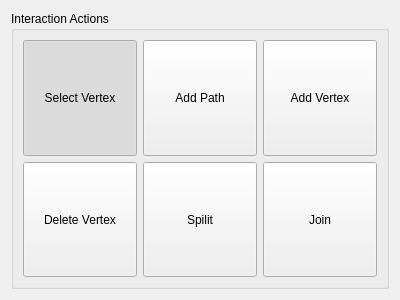
First picture: the form in src/NeuroAnnoVR/GUI/RightHandUI.ui, repository Kouek/NeuroAnnoVR, before the edit.
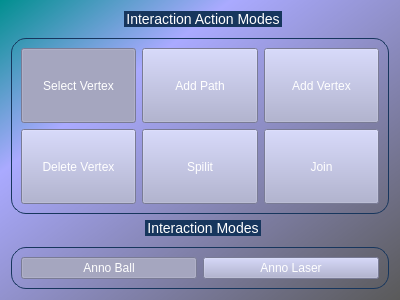
Second picture: the form after the edit.

Diff of the .ui file:
```diff
--- a/src/NeuroAnnoVR/GUI/RightHandUI.ui
+++ b/src/NeuroAnnoVR/GUI/RightHandUI.ui
@@ -14,15 +14,32 @@
    <string>RightHandUI</string>
   </property>
   <property name="styleSheet">
-   <string notr="true">#RightHnadUI {
-	background-color: qlineargradient(spread:pad, x1:0, y1:0, x2:0.994, y2:1, stop:0 rgba(0, 255, 255, 255), stop:0.289773 rgba(170, 170, 255, 255), stop:1 rgba(255, 255, 255, 255));
+   <string notr="true">#RightHandUI {
+background-color: qlineargradient(spread:pad, x1:0, y1:0, x2:0.994, y2:1, stop:0 rgba(0, 143, 143, 255), stop:0.289773 rgba(170, 170, 255, 255), stop:1 rgba(90, 90, 90, 255));
 }</string>
   </property>
   <layout class="QGridLayout" name="gridLayout">
    <item row="0" column="0">
-    <widget class="QGroupBox" name="groupBoxInteractionActions">
+    <widget class="QGroupBox" name="groupBoxInteractionActionModes">
+     <property name="styleSheet">
+      <string notr="true">QGroupBox  {
+    border: 1px solid gray;
+    border-color: #FF17365D;
+    margin-top: 27px;
+    font-size: 14px;
+    border-radius: 15px;
+}
+
+QGroupBox::title  {
+    subcontrol-origin: margin;
+    subcontrol-position: top center;
+    padding: 5px 8000px 5px 8000px;
+    background-color: #FF17365D;
+    color: rgb(255, 255, 255);
+}</string>
+     </property>
      <property name="title">
-      <string>Interaction Actions</string>
+      <string>Interaction Action Modes</string>
      </property>
      <layout class="QGridLayout" name="gridLayout_2">
       <item row="0" column="5">
@@ -33,6 +50,17 @@
           <verstretch>0</verstretch>
          </sizepolicy>
         </property>
+        <property name="styleSheet">
+         <string notr="true">QPushButton{
+	color: rgb(255, 255, 255);
+	font: 10pt &quot;Times New Roman&quot;;
+	background-color: rgb(170, 172, 208);
+}
+QPushButton:hover{
+	background: transparent;
+	border: 2px solid #aaacd0;
+}</string>
+        </property>
         <property name="text">
          <string>Add Vertex</string>
         </property>
@@ -49,6 +77,17 @@
           <verstretch>0</verstretch>
          </sizepolicy>
         </property>
+        <property name="styleSheet">
+         <string notr="true">QPushButton{
+	color: rgb(255, 255, 255);
+	font: 10pt &quot;Times New Roman&quot;;
+	background-color: rgb(170, 172, 208);
+}
+QPushButton:hover{
+	background: transparent;
+	border: 2px solid #aaacd0;
+}</string>
+        </property>
         <property name="text">
          <string>Select Vertex</string>
         </property>
@@ -71,12 +110,26 @@
           <verstretch>0</verstretch>
          </sizepolicy>
         </property>
+        <property name="styleSheet">
+         <string notr="true">QPushButton{
+	color: rgb(255, 255, 255);
+	font: 10pt &quot;Times New Roman&quot;;
+	background-color: rgb(170, 172, 208);
+}
+QPushButton:hover{
+	background: transparent;
+	border: 2px solid #aaacd0;
+}</string>
+        </property>
         <property name="text">
          <string>Add Path</string>
         </property>
         <property name="checkable">
          <bool>true</bool>
         </property>
+        <property name="checked">
+         <bool>false</bool>
+        </property>
        </widget>
       </item>
       <item row="1" column="1">
@@ -87,6 +140,17 @@
           <verstretch>0</verstretch>
          </sizepolicy>
         </property>
+        <property name="styleSheet">
+         <string notr="true">QPushButton{
+	color: rgb(255, 255, 255);
+	font: 10pt &quot;Times New Roman&quot;;
+	background-color: rgb(170, 172, 208);
+}
+QPushButton:hover{
+	background: transparent;
+	border: 2px solid #aaacd0;
+}</string>
+        </property>
         <property name="text">
          <string>Delete Vertex</string>
         </property>
@@ -103,6 +167,17 @@
           <verstretch>0</verstretch>
          </sizepolicy>
         </property>
+        <property name="styleSheet">
+         <string notr="true">QPushButton{
+	color: rgb(255, 255, 255);
+	font: 10pt &quot;Times New Roman&quot;;
+	background-color: rgb(170, 172, 208);
+}
+QPushButton:hover{
+	background: transparent;
+	border: 2px solid #aaacd0;
+}</string>
+        </property>
         <property name="text">
          <string>Spilit</string>
         </property>
@@ -119,6 +194,17 @@
           <verstretch>0</verstretch>
          </sizepolicy>
         </property>
+        <property name="styleSheet">
+         <string notr="true">QPushButton{
+	color: rgb(255, 255, 255);
+	font: 10pt &quot;Times New Roman&quot;;
+	background-color: rgb(170, 172, 208);
+}
+QPushButton:hover{
+	background: transparent;
+	border: 2px solid #aaacd0;
+}</string>
+        </property>
         <property name="text">
          <string>Join</string>
         </property>
@@ -130,6 +216,89 @@
      </layout>
     </widget>
    </item>
+   <item row="1" column="0">
+    <widget class="QGroupBox" name="groupBoxInteractionModes">
+     <property name="styleSheet">
+      <string notr="true">QGroupBox  {
+    border: 1px solid gray;
+    border-color: #FF17365D;
+    margin-top: 27px;
+    font-size: 14px;
+    border-radius: 15px;
+}
+
+QGroupBox::title  {
+    subcontrol-origin: margin;
+    subcontrol-position: top center;
+    padding: 5px 8000px 5px 8000px;
+    background-color: #FF17365D;
+    color: rgb(255, 255, 255);
+}</string>
+     </property>
+     <property name="title">
+      <string>Interaction Modes</string>
+     </property>
+     <layout class="QHBoxLayout" name="horizontalLayout">
+      <item>
+       <widget class="QPushButton" name="pushButtonAnnoBall">
+        <property name="sizePolicy">
+         <sizepolicy hsizetype="Expanding" vsizetype="Preferred">
+          <horstretch>0</horstretch>
+          <verstretch>0</verstretch>
+         </sizepolicy>
+        </property>
+        <property name="styleSheet">
+         <string notr="true">QPushButton{
+	color: rgb(255, 255, 255);
+	font: 10pt &quot;Times New Roman&quot;;
+	background-color: rgb(170, 172, 208);
+}
+QPushButton:hover{
+	background: transparent;
+	border: 2px solid #aaacd0;
+}</string>
+        </property>
+        <property name="text">
+         <string>Anno Ball</string>
+        </property>
+        <property name="checkable">
+         <bool>true</bool>
+        </property>
+        <property name="checked">
+         <bool>true</bool>
+        </property>
+       </widget>
+      </item>
+      <item>
+       <widget class="QPushButton" name="pushButtonAnnoLaser">
+        <property name="sizePolicy">
+         <sizepolicy hsizetype="Expanding" vsizetype="Preferred">
+          <horstretch>0</horstretch>
+          <verstretch>0</verstretch>
+         </sizepolicy>
+        </property>
+        <property name="styleSheet">
+         <string notr="true">QPushButton{
+	color: rgb(255, 255, 255);
+	font: 10pt &quot;Times New Roman&quot;;
+	background-color: rgb(170, 172, 208);
+}
+QPushButton:hover{
+	background: transparent;
+	border: 2px solid #aaacd0;
+}</string>
+        </property>
+        <property name="text">
+         <string>Anno Laser</string>
+        </property>
+        <property name="checkable">
+         <bool>true</bool>
+        </property>
+       </widget>
+      </item>
+     </layout>
+    </widget>
+   </item>
   </layout>
  </widget>
  <resources/>
```
